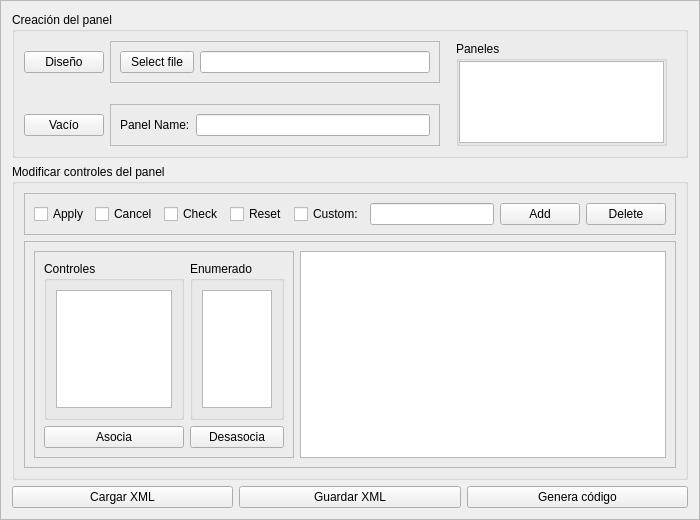
Old version of the form src/gui/GeneratorPanel.ui in the repository jbarceloperez/generadores.
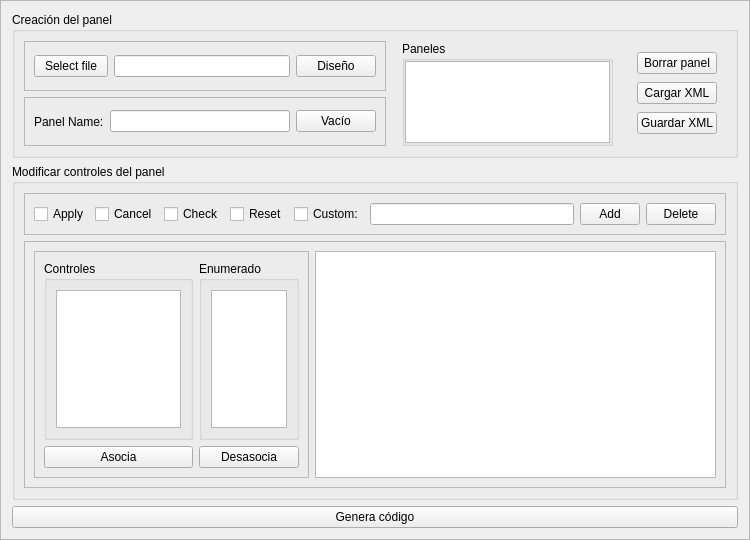
New version of the form.

Commit message: added delete panel button and ui tweaks

Diff of the .ui file:
```diff
--- a/src/gui/GeneratorPanel.ui
+++ b/src/gui/GeneratorPanel.ui
@@ -6,8 +6,8 @@
    <rect>
     <x>0</x>
     <y>0</y>
-    <width>700</width>
-    <height>520</height>
+    <width>750</width>
+    <height>540</height>
    </rect>
   </property>
   <property name="windowTitle">
@@ -32,99 +32,7 @@
       <string>Creación del panel</string>
      </property>
      <layout class="QGridLayout" name="gridLayout">
-      <item row="2" column="2">
-       <widget class="QFrame" name="horizontalFrame">
-        <property name="frameShape">
-         <enum>QFrame::StyledPanel</enum>
-        </property>
-        <property name="frameShadow">
-         <enum>QFrame::Raised</enum>
-        </property>
-        <layout class="QHBoxLayout" name="horizontalLayout_5">
-         <property name="leftMargin">
-          <number>9</number>
-         </property>
-         <property name="topMargin">
-          <number>9</number>
-         </property>
-         <property name="rightMargin">
-          <number>9</number>
-         </property>
-         <property name="bottomMargin">
-          <number>9</number>
-         </property>
-         <item>
-          <widget class="QLabel" name="label">
-           <property name="text">
-            <string>Panel Name:</string>
-           </property>
-          </widget>
-         </item>
-         <item>
-          <widget class="QLineEdit" name="lneName">
-           <property name="text">
-            <string/>
-           </property>
-          </widget>
-         </item>
-        </layout>
-       </widget>
-      </item>
-      <item row="0" column="0">
-       <widget class="QPushButton" name="pbWithUI">
-        <property name="text">
-         <string>Diseño</string>
-        </property>
-        <property name="checkable">
-         <bool>true</bool>
-        </property>
-        <property name="autoExclusive">
-         <bool>true</bool>
-        </property>
-       </widget>
-      </item>
-      <item row="0" column="2">
-       <widget class="QFrame" name="frame_2">
-        <property name="frameShape">
-         <enum>QFrame::StyledPanel</enum>
-        </property>
-        <property name="frameShadow">
-         <enum>QFrame::Raised</enum>
-        </property>
-        <layout class="QHBoxLayout" name="horizontalLayout" stretch="0,1">
-         <item>
-          <widget class="QPushButton" name="pbFile">
-           <property name="maximumSize">
-            <size>
-             <width>74</width>
-             <height>16777215</height>
-            </size>
-           </property>
-           <property name="text">
-            <string>Select file</string>
-           </property>
-          </widget>
-         </item>
-         <item>
-          <widget class="QLineEdit" name="lnePath"/>
-         </item>
-        </layout>
-       </widget>
-      </item>
-      <item row="2" column="0">
-       <widget class="QPushButton" name="pbWithoutUI">
-        <property name="text">
-         <string>Vacío</string>
-        </property>
-        <property name="checkable">
-         <bool>true</bool>
-        </property>
-        <property name="autoExclusive">
-         <bool>true</bool>
-        </property>
-       </widget>
-      </item>
-      <item row="0" column="3" rowspan="3">
+      <item row="0" column="3" rowspan="2">
        <widget class="QFrame" name="verticalFrame">
         <property name="minimumSize">
          <size>
@@ -184,6 +92,125 @@
         </layout>
        </widget>
       </item>
+      <item row="0" column="4" rowspan="2">
+       <widget class="QFrame" name="verticalFrame">
+        <layout class="QVBoxLayout" name="verticalLayout_5">
+         <item>
+          <widget class="QPushButton" name="pbDeletePanel">
+           <property name="text">
+            <string>Borrar panel</string>
+           </property>
+          </widget>
+         </item>
+         <item>
+          <widget class="QPushButton" name="pbLoadXml">
+           <property name="text">
+            <string>Cargar XML</string>
+           </property>
+          </widget>
+         </item>
+         <item>
+          <widget class="QPushButton" name="pbSaveXml">
+           <property name="text">
+            <string>Guardar XML</string>
+           </property>
+          </widget>
+         </item>
+        </layout>
+       </widget>
+      </item>
+      <item row="1" column="2">
+       <widget class="QFrame" name="horizontalFrame">
+        <property name="frameShape">
+         <enum>QFrame::StyledPanel</enum>
+        </property>
+        <property name="frameShadow">
+         <enum>QFrame::Raised</enum>
+        </property>
+        <layout class="QHBoxLayout" name="horizontalLayout_5">
+         <property name="leftMargin">
+          <number>9</number>
+         </property>
+         <property name="topMargin">
+          <number>9</number>
+         </property>
+         <property name="rightMargin">
+          <number>9</number>
+         </property>
+         <property name="bottomMargin">
+          <number>9</number>
+         </property>
+         <item>
+          <widget class="QLabel" name="label">
+           <property name="text">
+            <string>Panel Name:</string>
+           </property>
+          </widget>
+         </item>
+         <item>
+          <widget class="QLineEdit" name="lneName">
+           <property name="text">
+            <string/>
+           </property>
+          </widget>
+         </item>
+         <item>
+          <widget class="QPushButton" name="pbWithoutUI">
+           <property name="text">
+            <string>Vacío</string>
+           </property>
+           <property name="checkable">
+            <bool>true</bool>
+           </property>
+           <property name="autoExclusive">
+            <bool>true</bool>
+           </property>
+          </widget>
+         </item>
+        </layout>
+       </widget>
+      </item>
+      <item row="0" column="2">
+       <widget class="QFrame" name="frame_2">
+        <property name="frameShape">
+         <enum>QFrame::StyledPanel</enum>
+        </property>
+        <property name="frameShadow">
+         <enum>QFrame::Raised</enum>
+        </property>
+        <layout class="QHBoxLayout" name="horizontalLayout" stretch="0,1,0">
+         <item>
+          <widget class="QPushButton" name="pbFile">
+           <property name="maximumSize">
+            <size>
+             <width>74</width>
+             <height>16777215</height>
+            </size>
+           </property>
+           <property name="text">
+            <string>Select file</string>
+           </property>
+          </widget>
+         </item>
+         <item>
+          <widget class="QLineEdit" name="lnePath"/>
+         </item>
+         <item>
+          <widget class="QPushButton" name="pbWithUI">
+           <property name="text">
+            <string>Diseño</string>
+           </property>
+           <property name="checkable">
+            <bool>true</bool>
+           </property>
+           <property name="autoExclusive">
+            <bool>true</bool>
+           </property>
+          </widget>
+         </item>
+        </layout>
+       </widget>
+      </item>
      </layout>
     </widget>
    </item>
@@ -242,6 +269,12 @@
          </item>
          <item>
           <widget class="QPushButton" name="pb_addButton">
+           <property name="maximumSize">
+            <size>
+             <width>60</width>
+             <height>16777215</height>
+            </size>
+           </property>
            <property name="text">
             <string>Add</string>
            </property>
@@ -249,6 +282,12 @@
          </item>
          <item>
           <widget class="QPushButton" name="pb_delButton">
+           <property name="maximumSize">
+            <size>
+             <width>70</width>
+             <height>16777215</height>
+            </size>
+           </property>
            <property name="text">
             <string>Delete</string>
            </property>
@@ -270,7 +309,7 @@
           <widget class="QFrame" name="frame_5">
            <property name="maximumSize">
             <size>
-             <width>260</width>
+             <width>275</width>
              <height>16777215</height>
             </size>
            </property>
@@ -388,20 +427,6 @@
    </item>
    <item>
     <layout class="QHBoxLayout" name="horizontalLayout_4">
-     <item>
-      <widget class="QPushButton" name="pbLoadXml">
-       <property name="text">
-        <string>Cargar XML</string>
-       </property>
-      </widget>
-     </item>
-     <item>
-      <widget class="QPushButton" name="pbSaveXml">
-       <property name="text">
-        <string>Guardar XML</string>
-       </property>
-      </widget>
-     </item>
      <item>
       <widget class="QPushButton" name="pbGenerate">
        <property name="text">
```
The commit also changes 6 other files.
